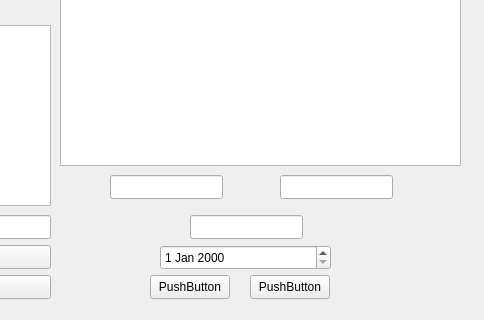
LightDemon12/-EDD-PROYECTOS_202100215, file Fase_2/feed.ui: the form before one commit; both pictures show x 830 to 1314 and y 255 to 575 of the 1314 by 575 pixel window.
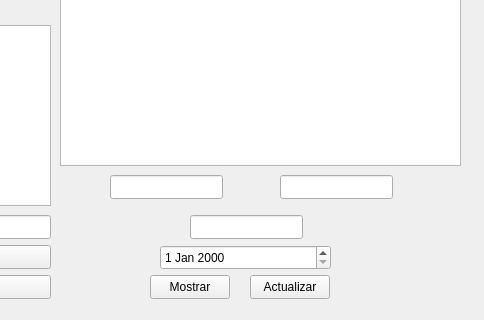
The form after the commit.

The edit to the form file:
```diff
--- a/Fase_2/feed.ui
+++ b/Fase_2/feed.ui
@@ -285,7 +285,7 @@
     </rect>
    </property>
    <property name="text">
-    <string>PushButton</string>
+    <string>Mostrar</string>
    </property>
   </widget>
   <widget class="QPushButton" name="Actualizar">
@@ -298,7 +298,7 @@
     </rect>
    </property>
    <property name="text">
-    <string>PushButton</string>
+    <string>Actualizar</string>
    </property>
   </widget>
   <widget class="QLineEdit" name="Mnombre">
```
